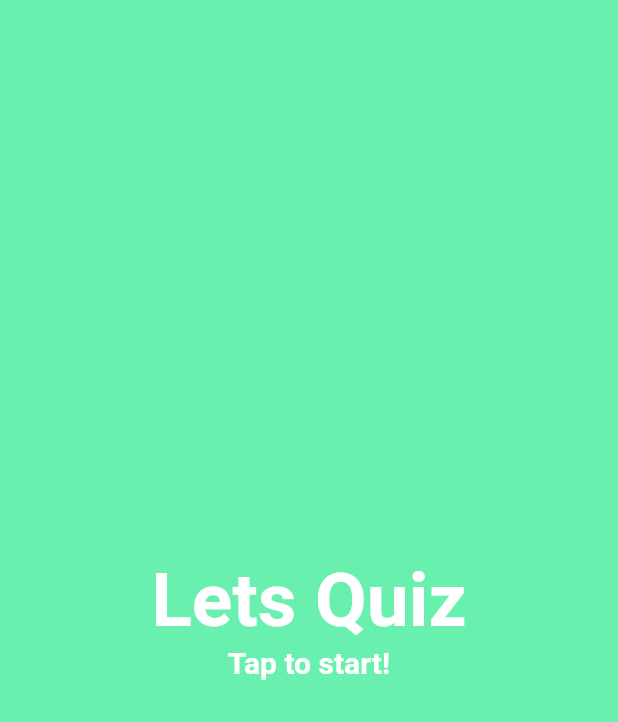
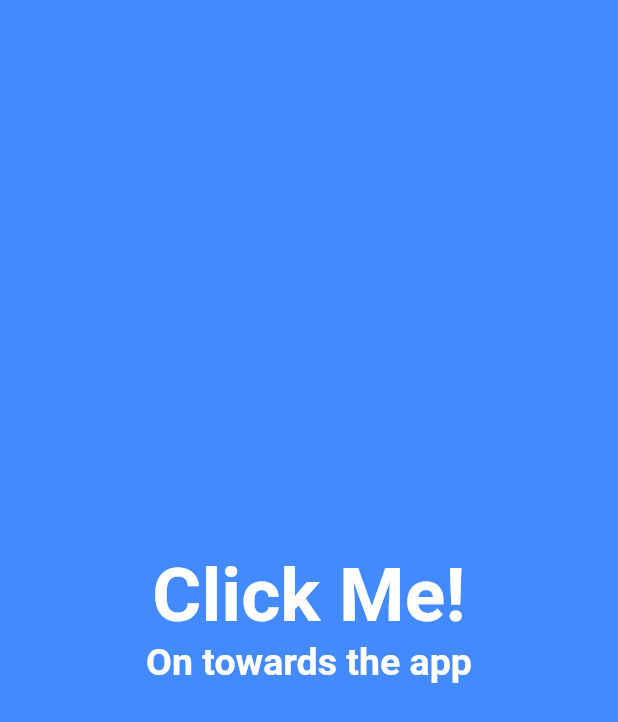
Before and after one commit to investcode/Bowling-App-Flutter, a Flutter app: the screen it shows after launch, on a phone screen of 412 x 824 dp. Shown: the top 722 px of the screen. Run offline on Flutter 3.47's test engine with Material 2 defaults, Android fonts, the phone set to English and light mode, and no system bars.

```diff
--- a/lib/main.dart
+++ b/lib/main.dart
@@ -1,8 +1,8 @@
 import 'package:flutter/material.dart';
-import './pages/landing_page.dart';
+import './pages/bowling_landing_page.dart';
 
 void main(){
   runApp(new MaterialApp(
-    home: new LandingPage()
+    home: new MyBowlingLandingPage()
   ));
 }
--- /dev/null
+++ b/lib/pages/bowling_landing_page.dart
@@ -0,0 +1,24 @@
+import 'package:flutter/material.dart';
+import '../ui/title_text.dart';
+import '../ui/subtitle_text.dart';
+import '../pages/score_submit_page.dart';
+import '../pages/landing_page.dart';
+
+class MyBowlingLandingPage extends StatelessWidget {
+  @override
+  Widget build(BuildContext context){
+    return new Material(
+      color: Colors.blueAccent,
+      child: new InkWell(
+        onTap: () => Navigator.of(context).push(new MaterialPageRoute(builder: (BuildContext context) => new MyScoreSubmitPage())),
+        child: new Column(
+          mainAxisAlignment: MainAxisAlignment.center,
+          children: <Widget>[
+            new TitleText("Click Me!"),
+            new SubitleText("On towards the app")
+          ],
+        ),
+      ),
+    );
+  }
+}
--- a/lib/ui/correct_wrong_overlay.dart
+++ b/lib/ui/correct_wrong_overlay.dart
@@ -1,4 +1,3 @@
-import 'dart:math';
 import 'package:flutter/material.dart';
 
 class CorrectWrongOverlay extends StatefulWidget{
@@ -47,7 +46,7 @@ class CorrectWrongOverlayState extends State<CorrectWrongOverlay> with SingleTic
                 shape: BoxShape.circle
               ),
               child: new Transform.rotate(
-                angle: _iconAnimation.value * 2 * PI,
+                angle: _iconAnimation.value * 2 * 3.14,
                 child: new Icon(widget.isCorrect == true ? Icons.done : Icons.clear, size: _iconAnimation.value * 80.0),
               )
             ),
--- /dev/null
+++ b/lib/ui/subtitle_text.dart
@@ -0,0 +1,14 @@
+import 'package:flutter/material.dart';
+
+class SubitleText extends StatelessWidget {
+  final String _subtitleText;
+
+  SubitleText(this._subtitleText);
+
+  @override
+  Widget build(BuildContext context){
+    return new Text(
+      _subtitleText,
+      style: new TextStyle(color: Colors.white, fontSize: 25.0, fontWeight: FontWeight.bold));
+  }
+}
--- /dev/null
+++ b/lib/ui/title_text.dart
@@ -0,0 +1,14 @@
+import 'package:flutter/material.dart';
+
+class TitleText extends StatelessWidget {
+  final String _titleText;
+
+  TitleText(this._titleText);
+
+  @override
+  Widget build(BuildContext context){
+    return new Text(
+      _titleText,
+      style: new TextStyle(color: Colors.white, fontSize: 50.0, fontWeight: FontWeight.bold));
+  }
+}
```
Also changed, not shown: lib/pages/score_submit_page.dart (added, +70 -0 lines), pubspec.lock.
